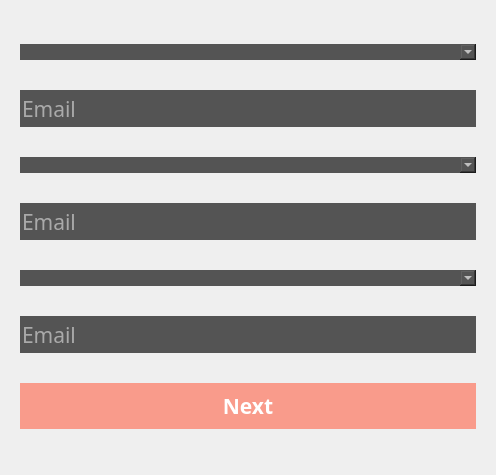
Above: accountsecurity.ui from dparker2/StudyGroup before the change. Below: the same form after it.
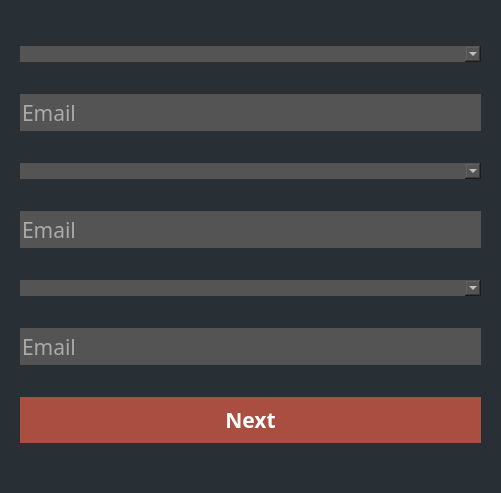
That is the form after the change.

The edit to the form file:
```diff
--- a/accountsecurity.ui
+++ b/accountsecurity.ui
@@ -6,12 +6,12 @@
    <rect>
     <x>0</x>
     <y>0</y>
-    <width>496</width>
-    <height>475</height>
+    <width>501</width>
+    <height>493</height>
    </rect>
   </property>
   <property name="sizePolicy">
-   <sizepolicy hsizetype="Preferred" vsizetype="Fixed">
+   <sizepolicy hsizetype="Expanding" vsizetype="Expanding">
     <horstretch>0</horstretch>
     <verstretch>0</verstretch>
    </sizepolicy>
@@ -25,6 +25,10 @@
   <property name="windowTitle">
    <string>Form</string>
   </property>
+  <property name="styleSheet">
+   <string notr="true">color: black;
+background-color: #283035;</string>
+  </property>
   <layout class="QVBoxLayout" name="verticalLayout">
    <item>
     <widget class="QStackedWidget" name="account_recovery">
```
